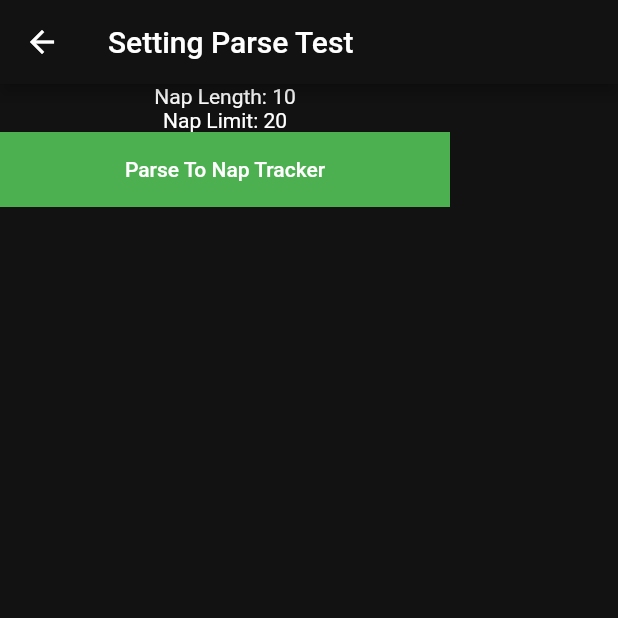
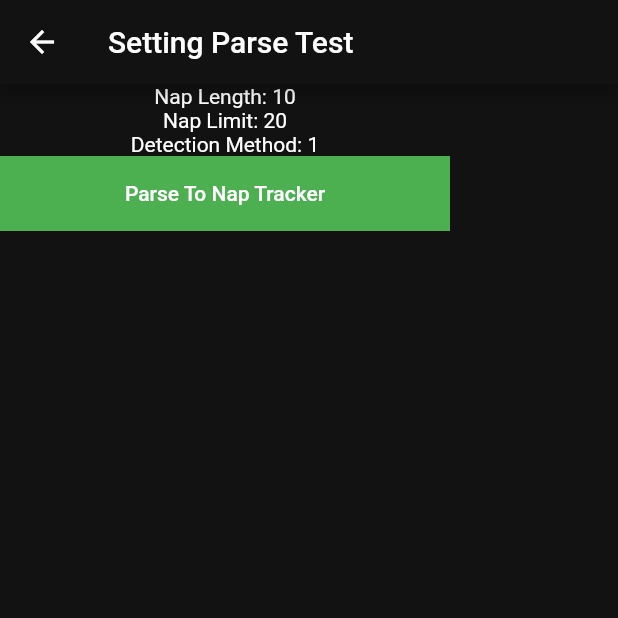
Before and after one commit to TimProctorAUT/NapApp, a Flutter app: the NapSettings screen opened directly, after a tap on "Start Nap", on a phone screen of 412 x 824 dp, the top half of it. Run offline on Flutter 3.47's test engine with Material 2 defaults, Android fonts, the phone set to English and light mode, and no system bars; missing offline and left inert: vibrate.

Commit message:
Working on Nap Detection Settings and Alarm Settings
Building Alarm and Nap Detection Settings + Parsing these values to a test page.

```diff
--- a/nap_app/lib/views/SettingOutputTest.dart
+++ b/nap_app/lib/views/SettingOutputTest.dart
@@ -6,7 +6,9 @@ class NapTracker extends StatefulWidget
   final int napLength;
   final int napLimit;
 
-  NapTracker({Key key, this.napLength, this.napLimit});
+  final int detectionMethod;
+
+  NapTracker({Key key, this.napLength, this.napLimit, this.detectionMethod});
 
   @override
   _NapTrackerState createState() => _NapTrackerState();
@@ -28,6 +30,8 @@ class _NapTrackerState extends State<NapTracker> {
               Text("Nap Length: ${widget.napLength}"),
 
               Text('Nap Limit: ${widget.napLimit}'),
+
+              Text('Detection Method: ${widget.detectionMethod}'),
 
               Container(
                 height: 50,
--- a/nap_app/lib/views/napSettingPage.dart
+++ b/nap_app/lib/views/napSettingPage.dart
@@ -15,6 +15,8 @@ class _NapSettingsState extends State<NapSettings> {
 
   int napLengthValue = 10;
   int napLimitValue = 20;
+
+  int detectionMethod = 1;
 
   @override
   Widget build(BuildContext context) {
@@ -117,7 +119,6 @@ class _NapSettingsState extends State<NapSettings> {
                               ),
 
                               Container(
-                                //color: Colors.red,
                                 width: 250,
                                 height: 75,
                                 child: Column(
@@ -153,7 +154,6 @@ class _NapSettingsState extends State<NapSettings> {
                               ),
 
                               Container(
-                                //color: Colors.blue,
                                 width: 250,
                                 height: 75,
                                 child: Column(
@@ -185,8 +185,6 @@ class _NapSettingsState extends State<NapSettings> {
                           ),
                         ),
                       ),
-
-
 
                     ],
                   ),
@@ -223,7 +221,7 @@ class _NapSettingsState extends State<NapSettings> {
 
                 Container(
                   color: Color.fromRGBO(30, 30, 30, 0.8),
-                  height: (_isDroppedDown2? 200 : 50),
+                  height: (_isDroppedDown2? 240 : 50),
                   width: 300,
 
                   child: Column(
@@ -330,7 +328,7 @@ class _NapSettingsState extends State<NapSettings> {
 
                 Container(
                   color: Color.fromRGBO(30, 30, 30, 0.8),
-                  height: (_isDroppedDown3? 200 : 50),
+                  height: (_isDroppedDown3? 240 : 50),
                   width: 300,
 
                   child: Column(
@@ -363,14 +361,13 @@ class _NapSettingsState extends State<NapSettings> {
 
                                   Text('Nap Detection', style: TextStyle(color: Colors.white)),
 
-                                  (_isDroppedDown1? Icon(Icons.arrow_drop_down, color: Colors.white) : Icon(Icons.arrow_left, color: Colors.white)),
+                                  (_isDroppedDown3? Icon(Icons.arrow_drop_down, color: Colors.white) : Icon(Icons.arrow_left, color: Colors.white)),
                               ],
                             )
                             ),
                           ),
                         ],
                       ),
-
 
                       Visibility(
                         visible: _isDroppedDown3,
@@ -390,9 +387,42 @@ class _NapSettingsState extends State<NapSettings> {
                               ),
 
                               Container(
-                                color: Colors.orange,
-                                width: 150,
-                                height: 20,
+                                //color: Colors.orange,
+                                width: 250,
+                                height: 112,
+                                child: Column(
+                                  children: <Widget>[
+                                    Text('Select a Sleep Detection Method:'),
+
+                                    Row(
+                                      children: <Widget>[
+                                        Radio(
+                                          onChanged: (int e) => setDetectionMethod(e),
+                                          activeColor: Colors.green,
+                                          value: 1,
+                                          groupValue: detectionMethod,
+                                        ),
+
+                                        Text('Tap Screen'),
+                                      ],
+                                    ),
+
+                                    Row(
+                                      children: <Widget>[
+                                        Radio(
+                                          onChanged: (int e) => setDetectionMethod(e),
+                                          activeColor: Colors.red,
+                                          value: null,
+                                          groupValue: detectionMethod,
+                                        ),
+
+                                        Text('Drop Phone', style: TextStyle(decoration: TextDecoration.lineThrough),),
+                                      ],
+                                    ),
+
+                                  ],
+                                ),
+
                               ),
 
                               //Spacer
@@ -401,9 +431,31 @@ class _NapSettingsState extends State<NapSettings> {
                               ),
 
                               Container(
-                                color: Colors.pink,
-                                width: 150,
-                                height: 20,
+                                width: 250,
+                                height: 25,
+                                child: Row(
+                                  mainAxisAlignment: MainAxisAlignment.center,
+                                  children: <Widget>[
+                                    //Button One
+                                    Container(
+                                      color: Colors.white,
+                                      height: 30,
+                                      width: 150,
+                                      child: MaterialButton(
+                                        child: Text('Test Detection', style: TextStyle(color: Colors.black),),
+                                        onPressed: (){
+                                          Navigator.push(
+                                            context,
+                                            MaterialPageRoute(
+                                                builder: (context) => SleepDetection.SplashScreen()
+
+                                                ),
+                                            );
+                                        }
+                                      ),
+                                    ),
+                                  ],
+                                ),
                               ),
                             ],
                           ),
@@ -430,7 +482,7 @@ class _NapSettingsState extends State<NapSettings> {
 
                 //Spacer
                 Container(
-                  height: 60,
+                  height: 15,
                 ),
 
                 Container(
@@ -444,7 +496,7 @@ class _NapSettingsState extends State<NapSettings> {
                             context,
                             MaterialPageRoute(
                                 //builder: (context) => SleepDetection.SplashScreen()
-                                builder: (context) => TestOutput.NapTracker(napLength: napLengthValue, napLimit: napLimitValue,)
+                                builder: (context) => TestOutput.NapTracker(napLength: napLengthValue, napLimit: napLimitValue, detectionMethod: detectionMethod,)
                                 ),
                             );
                     }
@@ -458,4 +510,15 @@ class _NapSettingsState extends State<NapSettings> {
       ),
     );
   }
+
+  //METHODS
+
+  void setDetectionMethod(int e)
+  {
+    setState((){
+      if (e == 1){detectionMethod = 1;}
+      else if (e == 2){detectionMethod = 2;}
+      else if (e == 3){detectionMethod = 3;}
+    });
+  }
 }
```
